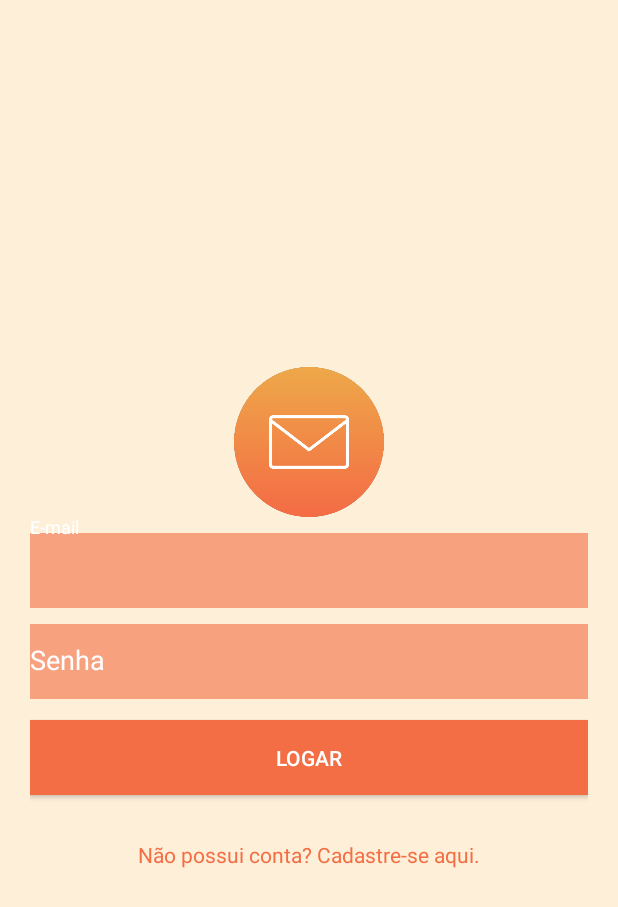
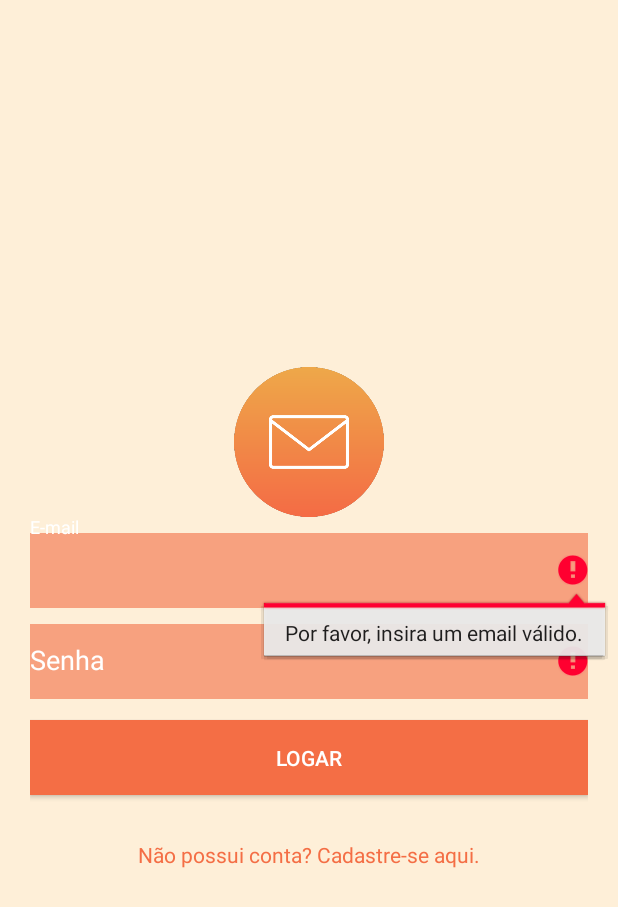
Before and after one commit to Marc-Melo/WhatsApp, an Android app: the screen it shows after launch (LoginActivity), after a tap on "LOGAR", on a phone screen of 412 x 824 dp. Shown: the top 907 px of the screen. Run offline under Robolectric (Android 15) with nearby library versions, the phone set to English and light mode, and no system bars; our stand-ins replace Firebase (no records; nobody signed in at launch, a user with empty details on screens opened directly).

Commit message:
Adicionando máscara em texto e validação de campos

```diff
--- a/app/build.gradle
+++ b/app/build.gradle
@@ -33,6 +33,7 @@ dependencies {
     compile 'com.google.firebase:firebase-storage:9.6.1'
     testCompile 'junit:junit:4.12'
     compile 'de.hdodenhof:circleimageview:2.1.0'
+    compile 'com.github.rtoshiro.mflibrary:mflibrary:1.0.0'
 }
 
 
--- a/app/src/main/java/whatsapp/google/com/whatsapp/activity/LoginActivity.java
+++ b/app/src/main/java/whatsapp/google/com/whatsapp/activity/LoginActivity.java
@@ -1,6 +1,5 @@
 package whatsapp.google.com.whatsapp.activity;
 
-import android.Manifest;
 import android.content.DialogInterface;
 import android.content.Intent;
 import android.content.pm.PackageManager;
@@ -8,6 +7,7 @@ import android.support.annotation.NonNull;
 import android.support.v7.app.AlertDialog;
 import android.support.v7.app.AppCompatActivity;
 import android.os.Bundle;
+import android.util.Patterns;
 import android.view.View;
 import android.widget.Button;
 import android.widget.TextView;
@@ -15,8 +15,12 @@ import android.widget.Toast;
 
 import com.google.android.gms.tasks.OnCompleteListener;
 import com.google.android.gms.tasks.Task;
+import com.google.firebase.FirebaseNetworkException;
 import com.google.firebase.auth.AuthResult;
 import com.google.firebase.auth.FirebaseAuth;
+import com.google.firebase.auth.FirebaseAuthInvalidCredentialsException;
+import com.google.firebase.auth.FirebaseAuthInvalidUserException;
+import com.google.firebase.auth.FirebaseAuthWeakPasswordException;
 import com.google.firebase.database.DataSnapshot;
 import com.google.firebase.database.DatabaseError;
 import com.google.firebase.database.DatabaseReference;
@@ -33,10 +37,11 @@ import whatsapp.google.com.whatsapp.util.Preferencias;
 public class LoginActivity extends AppCompatActivity {
 
     private TextView novoCadastro;
-    private TextView email;
-    private TextView senha;
+    private TextView txtEmail;
+    private TextView txtSenha;
     private Button botaoLogar;
     private Usuario usuario;
+    private String email, senha;
 
     private FirebaseAuth firebaseAuth;
     private DatabaseReference firebaseReference;
@@ -65,17 +70,59 @@ public class LoginActivity extends AppCompatActivity {
             }
         });
 
-        email       = (TextView)findViewById(R.id.txt_email_id);
-        senha       = (TextView)findViewById(R.id.txt_password_id);
+        txtEmail = (TextView)findViewById(R.id.txt_email_id);
+        txtSenha = (TextView)findViewById(R.id.txt_password_id);
         botaoLogar  = (Button)findViewById(R.id.btn_logar_id);
 
         botaoLogar.setOnClickListener(new View.OnClickListener() {
             @Override
             public void onClick(View v) {
+                realizarProcessoCadastro();
+            }
+        });
+    }
 
+    private void inicializar(){
+        email = txtEmail.getText().toString().trim();
+        senha = txtSenha.getText().toString().trim();
+    }
+
+    private boolean validarCampos(){
+
+        boolean retorno = true;
+
+        if(email.isEmpty()  || !Patterns.EMAIL_ADDRESS.matcher(email).matches()){
+            txtEmail.setError("Por favor, insira um email válido.");
+            retorno = false;
+        }
+
+        if(senha.isEmpty()){
+            txtSenha.setError("Por favor, insira uma senha válida.");
+            retorno = false;
+        }
+
+        return retorno;
+    }
+
+    public void realizarProcessoCadastro(){
+
+        inicializar();
+        if(!validarCampos()){
+            mensagemFalhaLogin();
+        }
+        else{
+            processarCadastro();
+        }
+    }
+
+    private void mensagemFalhaLogin(){
+        Toast.makeText(this, "Falha no Login! Favor corrigir os campos.", Toast.LENGTH_LONG).show();
+    }
+
+    private void processarCadastro(){
         usuario = new Usuario();
-                usuario.setEmailUsuario(email.getText().toString());
-                usuario.setSenhaUsuario(senha.getText().toString());
+        usuario.setEmailUsuario(txtEmail.getText().toString());
+        usuario.setSenhaUsuario(txtSenha.getText().toString());
 
         firebaseAuth.signInWithEmailAndPassword(usuario.getEmailUsuario(), usuario.getSenhaUsuario())
                 .addOnCompleteListener(LoginActivity.this, new OnCompleteListener<AuthResult>() {
@@ -106,22 +153,21 @@ public class LoginActivity extends AppCompatActivity {
                             });
                         }
                         else{
-                                    StringBuilder erroExcecao = new StringBuilder("Erro: ");
 
                             try{
                                 throw task.getException();
                             }
-                                    catch (Exception e){
-                                        erroExcecao.append("Falha ao logar usuário.");
+                            catch (FirebaseAuthInvalidUserException e){
+                                txtEmail.setError("Login não cadastrado. Favor inserir um login válido.");
+                            }
+                            catch (FirebaseAuthInvalidCredentialsException e){
+                                txtSenha.setError("Senha utilizada não confere.");
+                            }
+                            catch (Exception e) {
+                                Toast.makeText(LoginActivity.this, "Falha ao logar usuário.", Toast.LENGTH_SHORT).show();
                                 e.printStackTrace();
                             }
-
-                                    Toast.makeText(LoginActivity.this, erroExcecao, Toast.LENGTH_SHORT).show();
-
                         }
-                            }
-                        });
-
                     }
                 });
     }
```
Also changed, not shown: app/src/main/java/whatsapp/google/com/whatsapp/activity/CadastroActivity.java (+20 -14 lines), app/src/main/java/whatsapp/google/com/whatsapp/adapter/ContatoHashAdapter.java (deleted, +0 -96 lines). Lines whose indentation alone changed are shown as unchanged.
